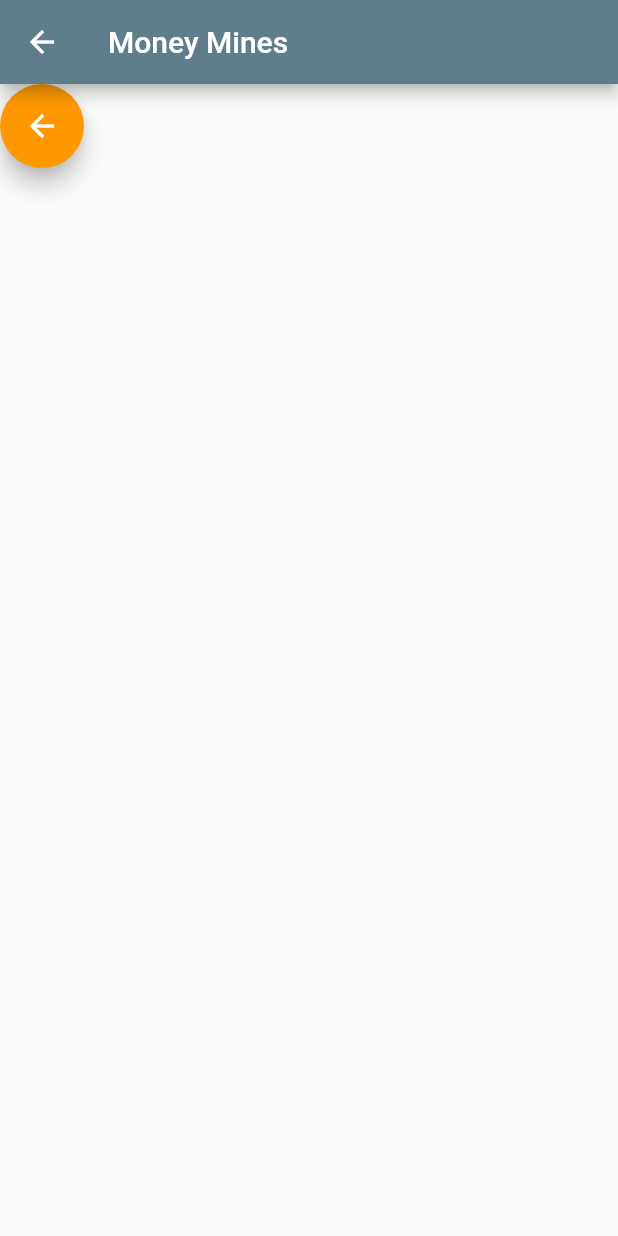
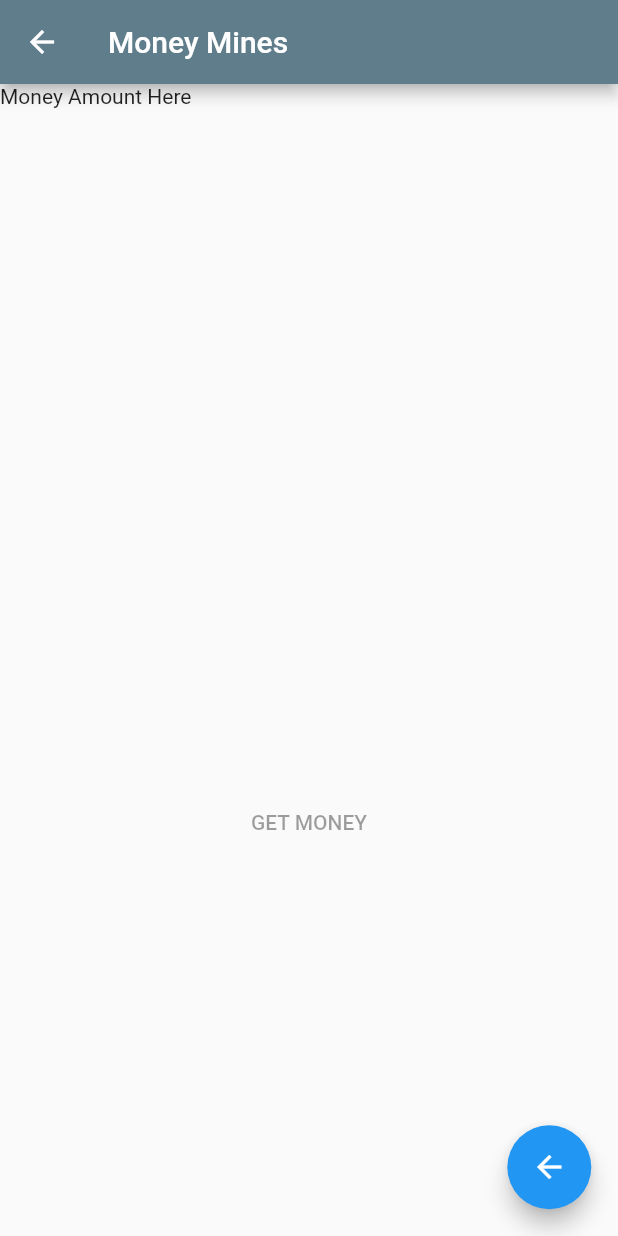
Before and after one commit to ethan-reinsborough/Flutter-Farm-Hybrid-Dev-Project-, a Flutter app: the PageTwo screen opened directly, on a phone screen of 412 x 824 dp. Run offline on Flutter 3.47's test engine with Material 2 defaults, Android fonts, the light colour scheme and no system bars.

Commit message:
page two changes

```diff
--- a/appmockup/lib/main.dart
+++ b/appmockup/lib/main.dart
@@ -1,7 +1,9 @@
 import 'package:flutter/material.dart';
 import 'pagetwo.dart';
 
+
 void main() => runApp(MyApp());
+
 
 class MyApp extends StatelessWidget {
   @override
--- a/appmockup/lib/pagetwo.dart
+++ b/appmockup/lib/pagetwo.dart
@@ -7,14 +7,22 @@ class PageTwo extends StatelessWidget {
       appBar: AppBar(title: Text('Money Mines'),
         ),
         body: Stack(children: <Widget>[
-          FloatingActionButton(
-          onPressed: () {
+          Align(alignment: Alignment(0.9, 0.95),
+            child: FloatingActionButton(
+            onPressed: () {
             Navigator.pop(
             context,);
           },
             tooltip: 'Go back to Flutter Farm!',
             child: Icon(Icons.arrow_back),
-            backgroundColor: Colors.orange,
+            backgroundColor: Colors.blue,
+            ),
+            ),
+            Align(alignment: Alignment(-1, -1),
+            child: Text('Money Amount Here')
+            ),
+            Align(alignment: Alignment(0, 0.3),
+            child: FlatButton(onPressed: null, child: Text('GET MONEY'), color: Colors.yellow),
             ),
         ],
           ),
--- a/appmockup/pubspec.yaml
+++ b/appmockup/pubspec.yaml
@@ -19,6 +19,7 @@ environment:
 dependencies:
   flutter:
     sdk: flutter
+
 
   # The following adds the Cupertino Icons font to your application.
   # Use with the CupertinoIcons class for iOS style icons.
```
